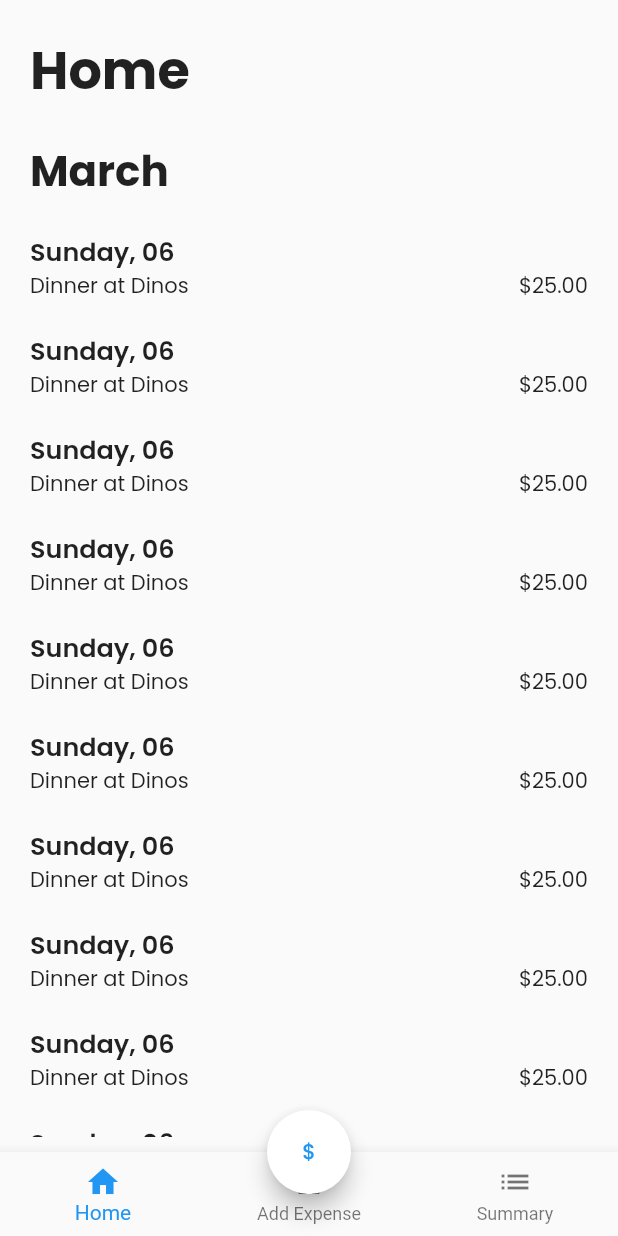
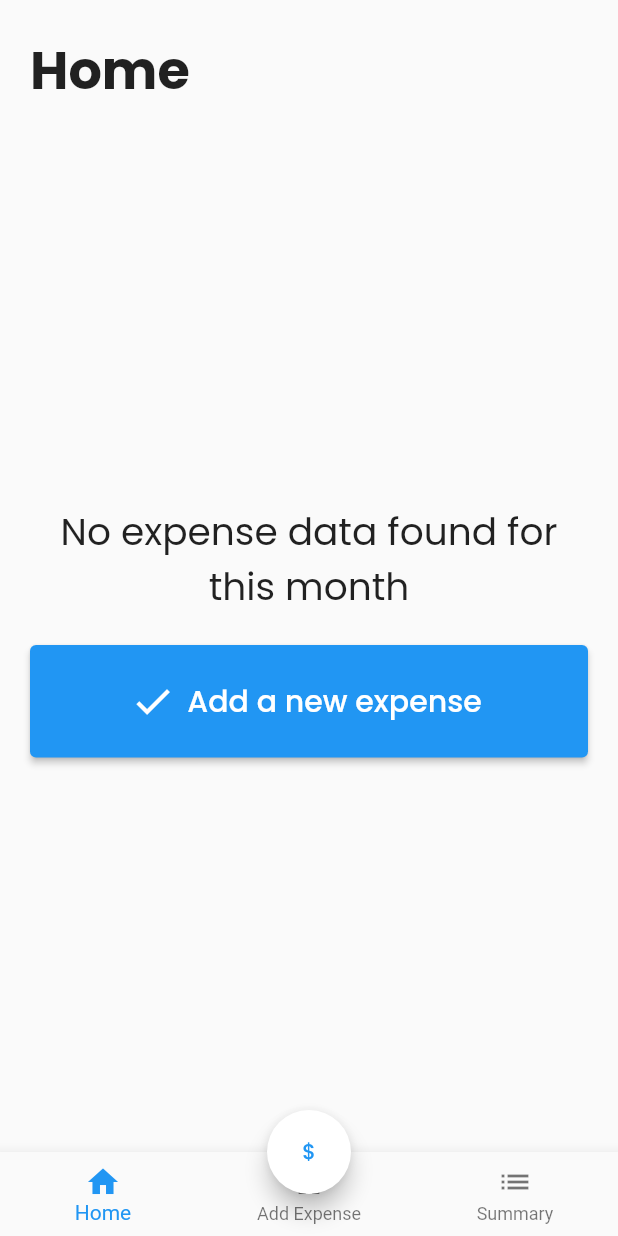
Before and after one commit to matekdev/WalletHero, a Flutter app: the screen it shows after launch, on a phone screen of 412 x 824 dp. Run offline on Flutter 3.47's test engine with Material 2 defaults, Android fonts, the phone set to English and light mode, and no system bars; our stand-ins replace another_flushbar, flutter_masked_text2, google_fonts.

Commit message:
Change home empty string

```diff
--- a/lib/HomeScreen.dart
+++ b/lib/HomeScreen.dart
@@ -40,7 +40,7 @@ class _HomeScreenState extends State<HomeScreen> {
                     Center(
                       child: createCard(
                         const Text(
-                          "No expense data found.",
+                          "No expense data found for this month",
                           textAlign: TextAlign.center,
                           style: TextStyle(
                             fontSize: 25,
--- a/lib/main.dart
+++ b/lib/main.dart
@@ -38,36 +38,36 @@ class _MainPageState extends State<MainPage> {
   int currentIndex = 0;
 
   final List<ExpenseData> expenses = [
-    ExpenseData(DateTime.now(), "\$25.00", "Dinner at Dinos"),
-    ExpenseData(DateTime.now(), "\$25.00", "Dinner at Dinos"),
-    ExpenseData(DateTime.now(), "\$25.00", "Dinner at Dinos"),
-    ExpenseData(DateTime.now(), "\$25.00", "Dinner at Dinos"),
-    ExpenseData(DateTime.now(), "\$25.00", "Dinner at Dinos"),
-    ExpenseData(DateTime.now(), "\$25.00", "Dinner at Dinos"),
-    ExpenseData(DateTime.now(), "\$25.00", "Dinner at Dinos"),
-    ExpenseData(DateTime.now(), "\$25.00", "Dinner at Dinos"),
-    ExpenseData(DateTime.now(), "\$25.00", "Dinner at Dinos"),
-    ExpenseData(DateTime.now(), "\$25.00", "Dinner at Dinos"),
-    ExpenseData(DateTime.now(), "\$25.00", "Dinner at Dinos"),
-    ExpenseData(DateTime.now(), "\$25.00", "Dinner at Dinos"),
-    ExpenseData(DateTime.now(), "\$25.00", "Dinner at Dinos"),
-    ExpenseData(DateTime.now(), "\$25.00", "Dinner at Dinos"),
-    ExpenseData(DateTime.now(), "\$25.00", "Dinner at Dinos"),
-    ExpenseData(DateTime.now(), "\$25.00", "Dinner at Dinos"),
-    ExpenseData(DateTime.now(), "\$25.00", "Dinner at Dinos"),
-    ExpenseData(DateTime.now(), "\$25.00", "Dinner at Dinos"),
-    ExpenseData(DateTime.now(), "\$25.00", "Dinner at Dinos"),
-    ExpenseData(DateTime.now(), "\$25.00", "Dinner at Dinos"),
-    ExpenseData(DateTime.now(), "\$25.00", "Dinner at Dinos"),
-    ExpenseData(DateTime.now(), "\$25.00", "Dinner at Dinos"),
-    ExpenseData(DateTime.now(), "\$25.00", "Dinner at Dinos"),
-    ExpenseData(DateTime.now(), "\$25.00", "Dinner at Dinos"),
-    ExpenseData(DateTime.now(), "\$25.00", "Dinner at Dinos"),
-    ExpenseData(DateTime.now(), "\$25.00", "Dinner at Dinos"),
-    ExpenseData(DateTime.now(), "\$25.00", "Dinner at Dinos"),
-    ExpenseData(DateTime.now(), "\$25.00", "Dinner at Dinos"),
-    ExpenseData(DateTime.now(), "\$25.00", "Dinner at Dinos"),
-    ExpenseData(DateTime.now(), "\$25.00", "Dinner at Dinos"),
+    // ExpenseData(DateTime.now(), "\$25.00", "Dinner at Dinos"),
+    // ExpenseData(DateTime.now(), "\$25.00", "Dinner at Dinos"),
+    // ExpenseData(DateTime.now(), "\$25.00", "Dinner at Dinos"),
+    // ExpenseData(DateTime.now(), "\$25.00", "Dinner at Dinos"),
+    // ExpenseData(DateTime.now(), "\$25.00", "Dinner at Dinos"),
+    // ExpenseData(DateTime.now(), "\$25.00", "Dinner at Dinos"),
+    // ExpenseData(DateTime.now(), "\$25.00", "Dinner at Dinos"),
+    // ExpenseData(DateTime.now(), "\$25.00", "Dinner at Dinos"),
+    // ExpenseData(DateTime.now(), "\$25.00", "Dinner at Dinos"),
+    // ExpenseData(DateTime.now(), "\$25.00", "Dinner at Dinos"),
+    // ExpenseData(DateTime.now(), "\$25.00", "Dinner at Dinos"),
+    // ExpenseData(DateTime.now(), "\$25.00", "Dinner at Dinos"),
+    // ExpenseData(DateTime.now(), "\$25.00", "Dinner at Dinos"),
+    // ExpenseData(DateTime.now(), "\$25.00", "Dinner at Dinos"),
+    // ExpenseData(DateTime.now(), "\$25.00", "Dinner at Dinos"),
+    // ExpenseData(DateTime.now(), "\$25.00", "Dinner at Dinos"),
+    // ExpenseData(DateTime.now(), "\$25.00", "Dinner at Dinos"),
+    // ExpenseData(DateTime.now(), "\$25.00", "Dinner at Dinos"),
+    // ExpenseData(DateTime.now(), "\$25.00", "Dinner at Dinos"),
+    // ExpenseData(DateTime.now(), "\$25.00", "Dinner at Dinos"),
+    // ExpenseData(DateTime.now(), "\$25.00", "Dinner at Dinos"),
+    // ExpenseData(DateTime.now(), "\$25.00", "Dinner at Dinos"),
+    // ExpenseData(DateTime.now(), "\$25.00", "Dinner at Dinos"),
+    // ExpenseData(DateTime.now(), "\$25.00", "Dinner at Dinos"),
+    // ExpenseData(DateTime.now(), "\$25.00", "Dinner at Dinos"),
+    // ExpenseData(DateTime.now(), "\$25.00", "Dinner at Dinos"),
+    // ExpenseData(DateTime.now(), "\$25.00", "Dinner at Dinos"),
+    // ExpenseData(DateTime.now(), "\$25.00", "Dinner at Dinos"),
+    // ExpenseData(DateTime.now(), "\$25.00", "Dinner at Dinos"),
+    // ExpenseData(DateTime.now(), "\$25.00", "Dinner at Dinos"),
   ];
 
   late var appScreens = [
```
